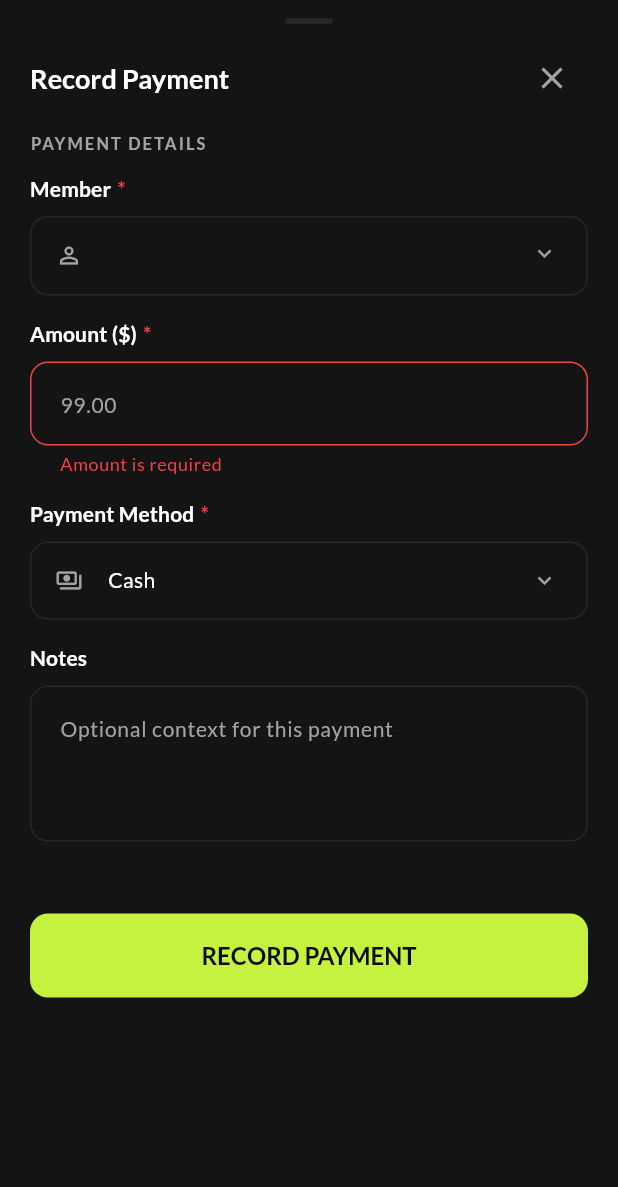
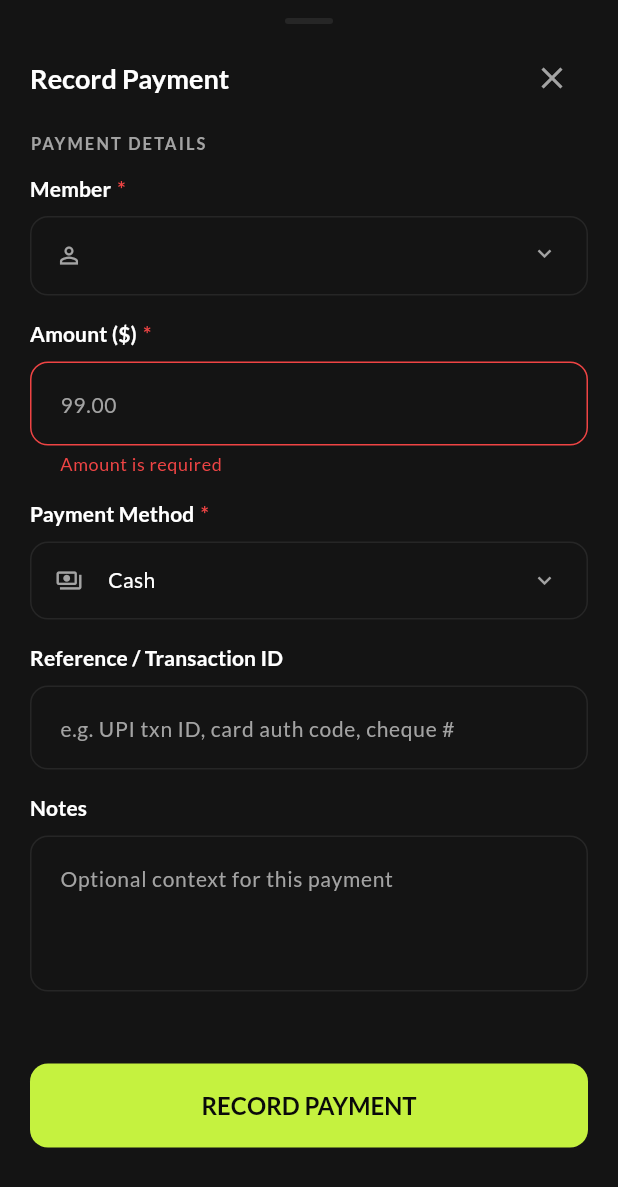
Before and after one commit to akshayishaan/gym_management, a Flutter app: the PaymentFormSheet widget shown alone on an empty page, opened directly, after a tap on "RECORD PAYMENT", on a phone screen of 412 x 824 dp. Shown: the top 1187 px of the screen. Run offline on Flutter 3.47's test engine with Material 3 defaults, Android fonts, the phone set to English and light mode, and no system bars; our stand-ins replace dio, flutter_riverpod, flutter_secure_storage, flutter_svg, go_router, google_fonts; accounts and stored records are empty; network calls fail.

Commit message:
chore: fixed bugs

```diff
--- a/mobile/lib/features/payments/data/payment_repository.dart
+++ b/mobile/lib/features/payments/data/payment_repository.dart
@@ -19,6 +19,7 @@ class PaymentCreateInput {
     required this.method,
     this.planId,
     this.membershipStart,
+    this.reference,
     this.notes,
     String? requestId,
   }) : requestId = requestId ?? const Uuid().v4();
@@ -32,6 +33,10 @@ class PaymentCreateInput {
   final double amount;
   final String method; // 'cash' | 'card' | 'upi' | 'bank_transfer' | 'other'
   final String? membershipStart; // YYYY-MM-DD
+
+  /// Optional staff-entered reference (UPI transaction ID, card auth code,
+  /// cheque number, etc.) shown on the invoice when provided.
+  final String? reference;
   final String? notes;
 
   Map<String, dynamic> toJson() => {
@@ -42,6 +47,7 @@ class PaymentCreateInput {
         'method': method,
         if (membershipStart != null && membershipStart!.isNotEmpty)
           'membershipStart': membershipStart,
+        if (reference != null && reference!.isNotEmpty) 'reference': reference,
         if (notes != null && notes!.isNotEmpty) 'notes': notes,
       };
 }
--- a/mobile/lib/features/payments/domain/payment.dart
+++ b/mobile/lib/features/payments/domain/payment.dart
@@ -20,11 +20,14 @@ class Payment {
     required this.memberName,
     this.planId,
     this.planName,
+    this.planFeatures,
+    this.planDurationDays,
     required this.amount,
     this.kind, // 'plan_purchase' | 'dues'
     required this.method, // 'cash' | 'card' | 'upi' | 'bank_transfer' | 'other'
     required this.status, // 'paid' | 'voided' | 'refunded'
     required this.invoiceNumber,
+    this.reference,
     this.notes,
     this.paidAt,
     this.createdAt,
@@ -44,11 +47,25 @@ class Payment {
   final String memberName;
   final String? planId;
   final String? planName;
+
+  /// Snapshot of the Plan's `features` at purchase time (plan_purchase
+  /// only) — frozen even if the Plan is edited or deactivated later.
+  /// Absent for dues payments and for payments recorded before this field
+  /// existed.
+  final List<String>? planFeatures;
+
+  /// Snapshot of the Plan's `durationDays` at purchase time (plan_purchase
+  /// only). Drives the invoice's "Cycle: ..." label.
+  final int? planDurationDays;
   final double amount;
   final String? kind;
   final String method;
   final String status;
   final String invoiceNumber;
+
+  /// Optional staff-entered reference (UPI transaction ID, card auth code,
+  /// cheque number, etc.). Never fabricated — absent when not provided.
+  final String? reference;
   final String? notes;
   final DateTime? paidAt;
   final DateTime? createdAt;
@@ -91,11 +108,16 @@ class Payment {
       memberName: json['memberName'] as String? ?? '',
       planId: json['planId']?.toString(),
       planName: json['planName'] as String?,
+      planFeatures: (json['planFeatures'] as List?)
+          ?.whereType<String>()
+          .toList(),
+      planDurationDays: (json['planDurationDays'] as num?)?.toInt(),
       amount: (json['amount'] as num?)?.toDouble() ?? 0,
       kind: json['kind'] as String?,
       method: json['method'] as String? ?? 'other',
       status: json['status'] as String? ?? 'paid',
       invoiceNumber: json['invoiceNumber'] as String? ?? '',
+      reference: json['reference'] as String?,
       notes: json['notes'] as String?,
       paidAt: DateTime.tryParse(json['paidAt']?.toString() ?? ''),
       createdAt: DateTime.tryParse(json['createdAt']?.toString() ?? ''),
--- a/mobile/lib/features/payments/presentation/payment_form_sheet.dart
+++ b/mobile/lib/features/payments/presentation/payment_form_sheet.dart
@@ -37,6 +37,7 @@ class PaymentFormSheet extends ConsumerStatefulWidget {
 class _PaymentFormSheetState extends ConsumerState<PaymentFormSheet> {
   final _formKey = GlobalKey<FormState>();
   final _amountCtrl = TextEditingController();
+  final _referenceCtrl = TextEditingController();
   final _notesCtrl = TextEditingController();
 
   String? _selectedMemberId;
@@ -60,6 +61,7 @@ class _PaymentFormSheetState extends ConsumerState<PaymentFormSheet> {
   @override
   void dispose() {
     _amountCtrl.dispose();
+    _referenceCtrl.dispose();
     _notesCtrl.dispose();
     super.dispose();
   }
@@ -386,6 +388,9 @@ class _PaymentFormSheetState extends ConsumerState<PaymentFormSheet> {
             amount: amount,
             method: _method,
             planId: _selectedPlanId,
+            reference: _referenceCtrl.text.trim().isEmpty
+                ? null
+                : _referenceCtrl.text.trim(),
             notes: _notesCtrl.text.trim().isEmpty
                 ? null
                 : _notesCtrl.text.trim(),
@@ -623,6 +628,19 @@ class _PaymentFormSheetState extends ConsumerState<PaymentFormSheet> {
                         onTap: _pickMethod,
                       ),
                       const SizedBox(height: LatoSpacing.lg),
+                      // Reference — optional paper trail for non-cash
+                      // methods (UPI txn ID, card auth code, cheque #,
+                      // bank transfer ref). Shown on the invoice only
+                      // when filled in; never fabricated.
+                      _FieldLabel(text: 'Reference / Transaction ID'),
+                      const SizedBox(height: LatoSpacing.sm),
+                      TextFormField(
+                        controller: _referenceCtrl,
+                        decoration: const InputDecoration(
+                          hintText: 'e.g. UPI txn ID, card auth code, cheque #',
+                        ),
+                      ),
+                      const SizedBox(height: LatoSpacing.lg),
                       // Notes
                       _FieldLabel(text: 'Notes'),
                       const SizedBox(height: LatoSpacing.sm),
```
Also changed, not shown: mobile/lib/features/members/presentation/members_list_screen.dart (+37 -12 lines), mobile/lib/features/payments/presentation/payment_invoice_screen.dart (+59 -14 lines), mobile/lib/features/reports/presentation/reports_screen.dart (+12 -19 lines), 5 other files.
